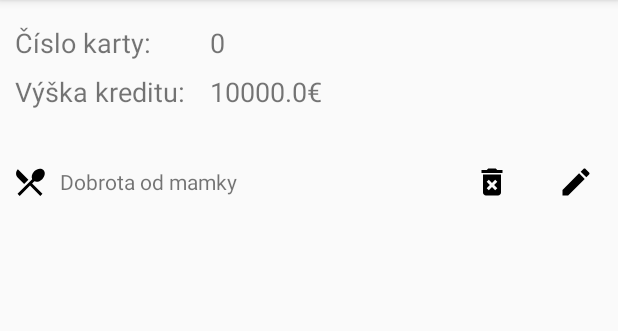
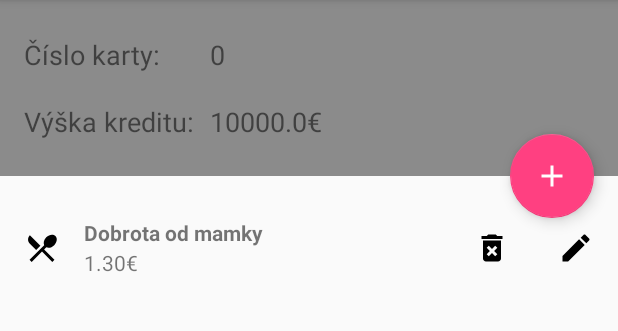
Before and after one commit to xkovacikm/AndroidNfcReader, an Android app: the screen it shows after launch (MainActivity), after a tap on "HACK ME", on a phone screen of 412 x 824 dp, the part 84-415 px from its top. Run offline under Robolectric (Android 15) with nearby library versions, the phone set to English and light mode, and no system bars.

Commit message:
floating button na pridavanie jedal, vypisovanie ceny v zozname jedal

```diff
--- a/app/src/main/java/com/example/demeterovci/androidnfc/MyAdapter.java
+++ b/app/src/main/java/com/example/demeterovci/androidnfc/MyAdapter.java
@@ -50,6 +50,7 @@ public class MyAdapter extends RecyclerView.Adapter<MyAdapter.ViewHolder>{
     public void onBindViewHolder(ViewHolder holder, int position) {
         Log.i(TAG, "onBindViewHolder: ");
         holder.textView.setText(data.get(position).getName());
+        holder.priceView.setText(String.format("%.2f",data.get(position).getCost()) + "€");
     }
 
     @Override
@@ -60,9 +61,11 @@ public class MyAdapter extends RecyclerView.Adapter<MyAdapter.ViewHolder>{
     public class ViewHolder extends RecyclerView.ViewHolder{
 
         private TextView textView;
+        private TextView priceView;
         public ViewHolder(View itemView) {
             super(itemView);
             textView = itemView.findViewById(R.id.item_text);
+            priceView = itemView.findViewById(R.id.item_price);
             itemView.setOnClickListener(new SelectSender());
             itemView.findViewById(R.id.remove_item).setOnClickListener(new Deleter());
             itemView.findViewById(R.id.edit_item).setOnClickListener(new Editer());
--- /dev/null
+++ b/app/src/main/res/drawable/ic_add_black_24dp.xml
@@ -0,0 +1,9 @@
+<vector xmlns:android="http://schemas.android.com/apk/res/android"
+        android:width="24dp"
+        android:height="24dp"
+        android:viewportWidth="24.0"
+        android:viewportHeight="24.0">
+    <path
+        android:fillColor="#FFffffff"
+        android:pathData="M19,13h-6v6h-2v-6H5v-2h6V5h2v6h6v2z"/>
+</vector>
--- a/app/src/main/res/layout/activity_main.xml
+++ b/app/src/main/res/layout/activity_main.xml
@@ -1,7 +1,25 @@
 <?xml version="1.0" encoding="utf-8"?>
-<RelativeLayout xmlns:android="http://schemas.android.com/apk/res/android"
+<android.support.design.widget.CoordinatorLayout
+    xmlns:android="http://schemas.android.com/apk/res/android"
+    xmlns:app="http://schemas.android.com/apk/res-auto"
+
     android:layout_width="match_parent"
     android:layout_height="match_parent" >
+
+    <LinearLayout
+        android:layout_width="match_parent"
+        android:layout_height="match_parent"
+        android:orientation="vertical">
+
+        <RelativeLayout
+            android:id="@+id/viewA"
+            android:layout_width="match_parent"
+            android:layout_height="wrap_content"
+            android:background="@color/colorGrayForCard"
+            android:orientation="horizontal"
+
+            >
+
             <android.support.v7.widget.Toolbar
                 android:id="@+id/my_toolbar"
                 android:layout_width="match_parent"
@@ -10,6 +28,78 @@
                 android:elevation="4dp"
                 android:theme="@style/ThemeOverlay.AppCompat.ActionBar"
                 />
+
+            <TextView
+                android:id="@+id/cardNummeroTextLabel"
+                android:layout_width="140dp"
+                android:layout_height="wrap_content"
+                android:paddingTop="24dp"
+                android:paddingLeft="16dp"
+                android:text="@string/card_hint_message"
+                android:textSize="18sp"
+                android:layout_below="@id/my_toolbar"/>
+
+            <TextView
+                android:id="@+id/cardNummeroText"
+                android:layout_width="wrap_content"
+                android:layout_height="wrap_content"
+                android:layout_toRightOf="@id/cardNummeroTextLabel"
+                android:layout_alignBaseline="@+id/cardNummeroTextLabel"
+                android:textSize="18sp"
+                android:text="156465465455"/>
+
+            <TextView
+                android:id="@+id/creditTextLabel"
+                android:layout_width="140dp"
+                android:layout_height="wrap_content"
+                android:paddingTop="20dp"
+                android:paddingLeft="16dp"
+                android:paddingBottom="24dp"
+                android:layout_below="@id/cardNummeroTextLabel"
+                android:text="@string/credit_hint_message"
+                android:textSize="18sp"/>
+
+            <TextView
+                android:id="@+id/creditText"
+                android:layout_width="wrap_content"
+                android:layout_height="wrap_content"
+                android:layout_toRightOf="@id/creditTextLabel"
+                android:layout_alignBaseline="@+id/creditTextLabel"
+                android:textSize="18sp"
+                android:text="35€"/>
+
+        </RelativeLayout>
+
+        <LinearLayout
+            android:id="@+id/viewB"
+            android:layout_width="match_parent"
+            android:layout_height="match_parent"
+            android:orientation="horizontal">
+
+            <android.support.v7.widget.RecyclerView
+                android:id="@+id/recycler_view"
+                android:layout_width="match_parent"
+                android:layout_height="match_parent"
+                android:layout_marginTop="16dp"
+                android:layout_below="@id/creditTextLabel" />
+        </LinearLayout>
+
+
+    </LinearLayout>
+
+    <android.support.design.widget.FloatingActionButton
+        android:id="@+id/fab"
+        android:layout_width="wrap_content"
+        android:layout_height="wrap_content"
+        android:layout_margin="16dp"
+        android:clickable="true"
+        android:src="@drawable/ic_add_black_24dp"
+        app:backgroundTint="@color/colorAccent"
+        app:layout_anchor="@id/viewA"
+        app:layout_anchorGravity="bottom|right|end"
+        />
+
+
 
     <!--Button
         android:id="@+id/CustomerList"
@@ -37,50 +127,8 @@
         android:onClick="showMenuAdd"
         /-->
 
-    <TextView
-        android:id="@+id/cardNummeroTextLabel"
-        android:layout_width="140dp"
-        android:layout_height="wrap_content"
-        android:paddingTop="16dp"
-        android:paddingLeft="10dp"
-        android:text="@string/card_hint_message"
-        android:textSize="18sp"
-        android:layout_below="@id/my_toolbar"/>
 
-    <TextView
-        android:id="@+id/cardNummeroText"
-        android:layout_width="wrap_content"
-        android:layout_height="wrap_content"
-        android:layout_toRightOf="@id/cardNummeroTextLabel"
-        android:layout_alignBaseline="@+id/cardNummeroTextLabel"
-        android:textSize="18sp"
-        android:text="156465465455"/>
 
-    <TextView
-        android:id="@+id/creditTextLabel"
-        android:layout_width="140dp"
-        android:layout_height="wrap_content"
-        android:paddingTop="8dp"
-        android:paddingLeft="10dp"
-        android:layout_below="@id/cardNummeroTextLabel"
-        android:text="@string/credit_hint_message"
-        android:textSize="18sp"/>
 
-    <TextView
-        android:id="@+id/creditText"
-        android:layout_width="wrap_content"
-        android:layout_height="wrap_content"
-        android:layout_toRightOf="@id/creditTextLabel"
-        android:layout_alignBaseline="@+id/creditTextLabel"
-        android:textSize="18sp"
-        android:text="35€"/>
 
-    <android.support.v7.widget.RecyclerView
-        android:id="@+id/recycler_view"
-        android:layout_width="match_parent"
-        android:layout_height="match_parent"
-        android:layout_marginTop="16dp"
-        android:layout_below="@id/creditTextLabel">
-
-    </android.support.v7.widget.RecyclerView>
-</RelativeLayout>
+</android.support.design.widget.CoordinatorLayout>
--- a/app/src/main/res/layout/recycle_item.xml
+++ b/app/src/main/res/layout/recycle_item.xml
@@ -4,20 +4,43 @@
     android:layout_height="?android:attr/listPreferredItemHeight"
     android:orientation="horizontal"
     >
-    <ImageView
+   <ImageView
         android:layout_width="wrap_content"
         android:layout_height="match_parent"
         android:src="@drawable/ic_local_dining_black_24dp"
-        android:layout_margin="8dp"/>
+        android:paddingLeft="16dp"
+        android:paddingRight="8dp"
 
-    <TextView
-        android:id="@+id/item_text"
-        android:layout_width="wrap_content"
+       />
+
+    <LinearLayout
+        android:layout_width="match_parent"
         android:layout_height="match_parent"
-        android:text="hello"
         android:layout_weight="1"
-        android:gravity="left|center"
-        />
+        android:orientation="vertical">
+        <TextView
+            android:id="@+id/item_text"
+            android:layout_width="wrap_content"
+            android:layout_height="match_parent"
+            android:text="Dobrota od mamky"
+            android:gravity="left|center"
+            android:layout_weight="0.5"
+            android:textStyle="bold"
+            android:paddingTop="12dp"
+            android:paddingLeft="8dp"
+            />
+        <TextView
+            android:id="@+id/item_price"
+            android:layout_width="wrap_content"
+            android:layout_height="match_parent"
+            android:text="2.35€"
+            android:gravity="left|center"
+            android:layout_weight="0.5"
+            android:paddingBottom="12dp"
+            android:paddingLeft="8dp"
+            />
+    </LinearLayout>
+
 
     <ImageView
         android:id="@+id/remove_item"
```
Lines whose indentation alone changed are shown as unchanged.
